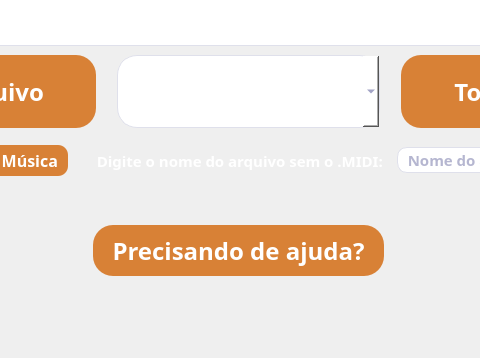
First picture: the form in mainwindow.ui, repository JuDCraide/Trabalho-UFRGS-TCP-Notas-Musicais, before the edit; both pictures show x 310 to 790 and y 452 to 810 of the 1119 by 810 pixel window.
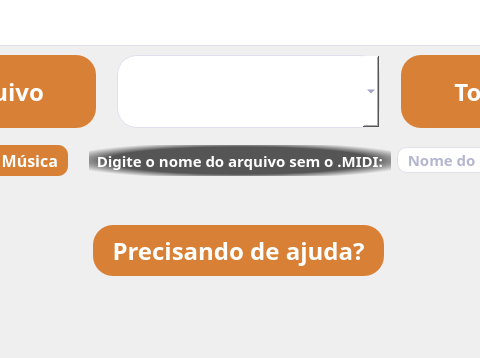
Second picture: the form after the edit. Icons and pictures are not drawn.

Commit message: Modificação na tela

What changed in the file:
```diff
--- a/mainwindow.ui
+++ b/mainwindow.ui
@@ -435,12 +435,23 @@
               </brush>
              </colorrole>
              <colorrole role="Button">
-              <brush brushstyle="SolidPattern">
-               <color alpha="0">
-                <red>240</red>
-                <green>240</green>
-                <blue>240</blue>
-               </color>
+              <brush brushstyle="RadialGradientPattern">
+               <gradient centralx="0.500000000000000" centraly="0.500000000000000" focalx="0.500000000000000" focaly="0.500000000000000" radius="1.000000000000000" type="RadialGradient" spread="PadSpread" coordinatemode="ObjectBoundingMode">
+                <gradientstop position="0.440000000000000">
+                 <color alpha="170">
+                  <red>8</red>
+                  <green>8</green>
+                  <blue>8</blue>
+                 </color>
+                </gradientstop>
+                <gradientstop position="0.600000000000000">
+                 <color alpha="0">
+                  <red>0</red>
+                  <green>0</green>
+                  <blue>0</blue>
+                 </color>
+                </gradientstop>
+               </gradient>
               </brush>
              </colorrole>
              <colorrole role="Light">
@@ -507,21 +518,43 @@
               </brush>
              </colorrole>
              <colorrole role="Base">
-              <brush brushstyle="SolidPattern">
-               <color alpha="255">
-                <red>255</red>
-                <green>255</green>
-                <blue>255</blue>
-               </color>
+              <brush brushstyle="RadialGradientPattern">
+               <gradient centralx="0.500000000000000" centraly="0.500000000000000" focalx="0.500000000000000" focaly="0.500000000000000" radius="1.000000000000000" type="RadialGradient" spread="PadSpread" coordinatemode="ObjectBoundingMode">
+                <gradientstop position="0.440000000000000">
+                 <color alpha="170">
+                  <red>8</red>
+                  <green>8</green>
+                  <blue>8</blue>
+                 </color>
+                </gradientstop>
+                <gradientstop position="0.600000000000000">
+                 <color alpha="0">
+                  <red>0</red>
+                  <green>0</green>
+                  <blue>0</blue>
+                 </color>
+                </gradientstop>
+               </gradient>
               </brush>
              </colorrole>
              <colorrole role="Window">
-              <brush brushstyle="SolidPattern">
-               <color alpha="0">
-                <red>240</red>
-                <green>240</green>
-                <blue>240</blue>
-               </color>
+              <brush brushstyle="RadialGradientPattern">
+               <gradient centralx="0.500000000000000" centraly="0.500000000000000" focalx="0.500000000000000" focaly="0.500000000000000" radius="1.000000000000000" type="RadialGradient" spread="PadSpread" coordinatemode="ObjectBoundingMode">
+                <gradientstop position="0.440000000000000">
+                 <color alpha="170">
+                  <red>8</red>
+                  <green>8</green>
+                  <blue>8</blue>
+                 </color>
+                </gradientstop>
+                <gradientstop position="0.600000000000000">
+                 <color alpha="0">
+                  <red>0</red>
+                  <green>0</green>
+                  <blue>0</blue>
+                 </color>
+                </gradientstop>
+               </gradient>
               </brush>
              </colorrole>
              <colorrole role="Shadow">
@@ -581,12 +614,23 @@
               </brush>
              </colorrole>
              <colorrole role="Button">
-              <brush brushstyle="SolidPattern">
-               <color alpha="0">
-                <red>240</red>
-                <green>240</green>
-                <blue>240</blue>
-               </color>
+              <brush brushstyle="RadialGradientPattern">
+               <gradient centralx="0.500000000000000" centraly="0.500000000000000" focalx="0.500000000000000" focaly="0.500000000000000" radius="1.000000000000000" type="RadialGradient" spread="PadSpread" coordinatemode="ObjectBoundingMode">
+                <gradientstop position="0.440000000000000">
+                 <color alpha="170">
+                  <red>8</red>
+                  <green>8</green>
+                  <blue>8</blue>
+                 </color>
+                </gradientstop>
+                <gradientstop position="0.600000000000000">
+                 <color alpha="0">
+                  <red>0</red>
+                  <green>0</green>
+                  <blue>0</blue>
+                 </color>
+                </gradientstop>
+               </gradient>
               </brush>
              </colorrole>
              <colorrole role="Light">
@@ -653,21 +697,43 @@
               </brush>
              </colorrole>
              <colorrole role="Base">
-              <brush brushstyle="SolidPattern">
-               <color alpha="255">
-                <red>255</red>
-                <green>255</green>
-                <blue>255</blue>
-               </color>
+              <brush brushstyle="RadialGradientPattern">
+               <gradient centralx="0.500000000000000" centraly="0.500000000000000" focalx="0.500000000000000" focaly="0.500000000000000" radius="1.000000000000000" type="RadialGradient" spread="PadSpread" coordinatemode="ObjectBoundingMode">
+                <gradientstop position="0.440000000000000">
+                 <color alpha="170">
+                  <red>8</red>
+                  <green>8</green>
+                  <blue>8</blue>
+                 </color>
+                </gradientstop>
+                <gradientstop position="0.600000000000000">
+                 <color alpha="0">
+                  <red>0</red>
+                  <green>0</green>
+                  <blue>0</blue>
+                 </color>
+                </gradientstop>
+               </gradient>
               </brush>
              </colorrole>
              <colorrole role="Window">
-              <brush brushstyle="SolidPattern">
-               <color alpha="0">
-                <red>240</red>
-                <green>240</green>
-                <blue>240</blue>
-               </color>
+              <brush brushstyle="RadialGradientPattern">
+               <gradient centralx="0.500000000000000" centraly="0.500000000000000" focalx="0.500000000000000" focaly="0.500000000000000" radius="1.000000000000000" type="RadialGradient" spread="PadSpread" coordinatemode="ObjectBoundingMode">
+                <gradientstop position="0.440000000000000">
+                 <color alpha="170">
+                  <red>8</red>
+                  <green>8</green>
+                  <blue>8</blue>
+                 </color>
+                </gradientstop>
+                <gradientstop position="0.600000000000000">
+                 <color alpha="0">
+                  <red>0</red>
+                  <green>0</green>
+                  <blue>0</blue>
+                 </color>
+                </gradientstop>
+               </gradient>
               </brush>
              </colorrole>
              <colorrole role="Shadow">
@@ -727,12 +793,23 @@
               </brush>
              </colorrole>
              <colorrole role="Button">
-              <brush brushstyle="SolidPattern">
-               <color alpha="0">
-                <red>240</red>
-                <green>240</green>
-                <blue>240</blue>
-               </color>
+              <brush brushstyle="RadialGradientPattern">
+               <gradient centralx="0.500000000000000" centraly="0.500000000000000" focalx="0.500000000000000" focaly="0.500000000000000" radius="1.000000000000000" type="RadialGradient" spread="PadSpread" coordinatemode="ObjectBoundingMode">
+                <gradientstop position="0.440000000000000">
+                 <color alpha="170">
+                  <red>8</red>
+                  <green>8</green>
+                  <blue>8</blue>
+                 </color>
+                </gradientstop>
+                <gradientstop position="0.600000000000000">
+                 <color alpha="0">
+                  <red>0</red>
+                  <green>0</green>
+                  <blue>0</blue>
+                 </color>
+                </gradientstop>
+               </gradient>
               </brush>
              </colorrole>
              <colorrole role="Light">
@@ -799,21 +876,43 @@
               </brush>
              </colorrole>
              <colorrole role="Base">
-              <brush brushstyle="SolidPattern">
-               <color alpha="0">
-                <red>240</red>
-                <green>240</green>
-                <blue>240</blue>
-               </color>
+              <brush brushstyle="RadialGradientPattern">
+               <gradient centralx="0.500000000000000" centraly="0.500000000000000" focalx="0.500000000000000" focaly="0.500000000000000" radius="1.000000000000000" type="RadialGradient" spread="PadSpread" coordinatemode="ObjectBoundingMode">
+                <gradientstop position="0.440000000000000">
+                 <color alpha="170">
+                  <red>8</red>
+                  <green>8</green>
+                  <blue>8</blue>
+                 </color>
+                </gradientstop>
+                <gradientstop position="0.600000000000000">
+                 <color alpha="0">
+                  <red>0</red>
+                  <green>0</green>
+                  <blue>0</blue>
+                 </color>
+                </gradientstop>
+               </gradient>
               </brush>
              </colorrole>
              <colorrole role="Window">
-              <brush brushstyle="SolidPattern">
-               <color alpha="0">
-                <red>240</red>
-                <green>240</green>
-                <blue>240</blue>
-               </color>
+              <brush brushstyle="RadialGradientPattern">
+               <gradient centralx="0.500000000000000" centraly="0.500000000000000" focalx="0.500000000000000" focaly="0.500000000000000" radius="1.000000000000000" type="RadialGradient" spread="PadSpread" coordinatemode="ObjectBoundingMode">
+                <gradientstop position="0.440000000000000">
+                 <color alpha="170">
+                  <red>8</red>
+                  <green>8</green>
+                  <blue>8</blue>
+                 </color>
+                </gradientstop>
+                <gradientstop position="0.600000000000000">
+                 <color alpha="0">
+                  <red>0</red>
+                  <green>0</green>
+                  <blue>0</blue>
+                 </color>
+                </gradientstop>
+               </gradient>
               </brush>
              </colorrole>
              <colorrole role="Shadow">
@@ -881,7 +980,7 @@
 line-height: 30px;
 
 color: #FFFFFF;
-</string>
+background-color: qradialgradient(spread:pad, cx:0.5, cy:0.5, radius:1, fx:0.5, fy:0.5, stop:0.44 rgba(8, 8, 8, 170), stop:0.6 rgba(0, 0, 0, 0));</string>
           </property>
           <property name="frameShape">
            <enum>QFrame::NoFrame</enum>
@@ -892,6 +991,12 @@
           <property name="text">
            <string>  Digite o nome do arquivo sem o .MIDI:  </string>
           </property>
+          <property name="wordWrap">
+           <bool>false</bool>
+          </property>
+          <property name="indent">
+           <number>0</number>
+          </property>
          </widget>
         </item>
         <item>
```
